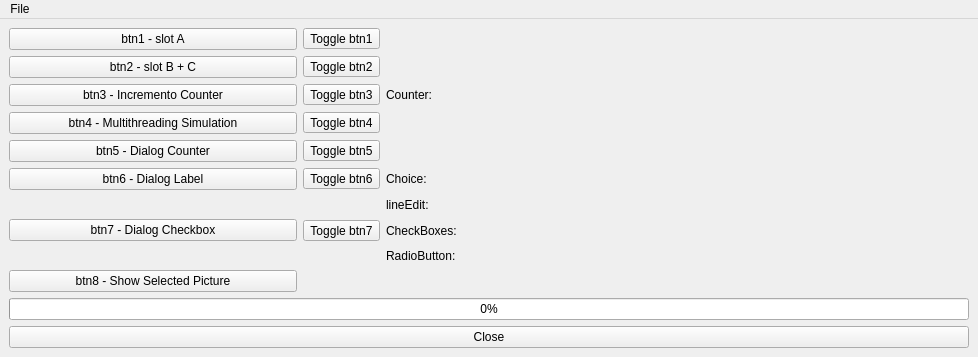
This is FinestraPrincipale.ui in saccocristian/qt_project1 as Qt 5 draws it before an edit. The edited form follows.
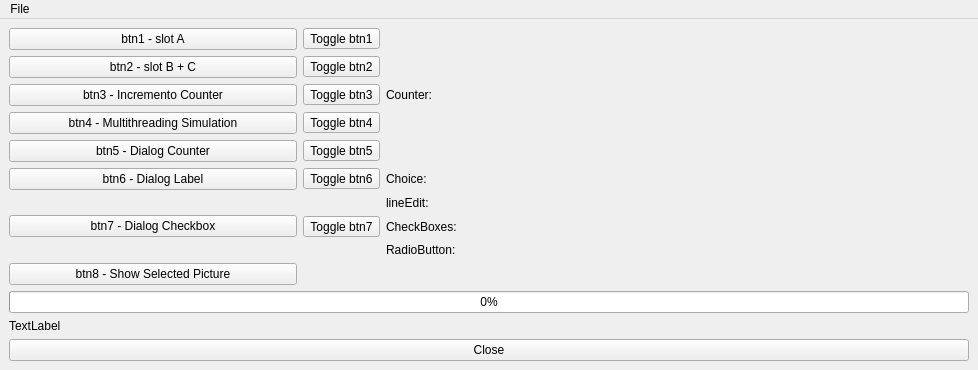
This is the edited form.

Commit message: label picture inside mainWindow

```diff
--- a/FinestraPrincipale.ui
+++ b/FinestraPrincipale.ui
@@ -238,6 +238,13 @@
       </property>
      </widget>
     </item>
+    <item>
+     <widget class="QLabel" name="pictureLabelMainWindow">
+      <property name="text">
+       <string>TextLabel</string>
+      </property>
+     </widget>
+    </item>
     <item>
      <widget class="QPushButton" name="closeBtn">
       <property name="text">
```
The commit also changes 1 other file.
